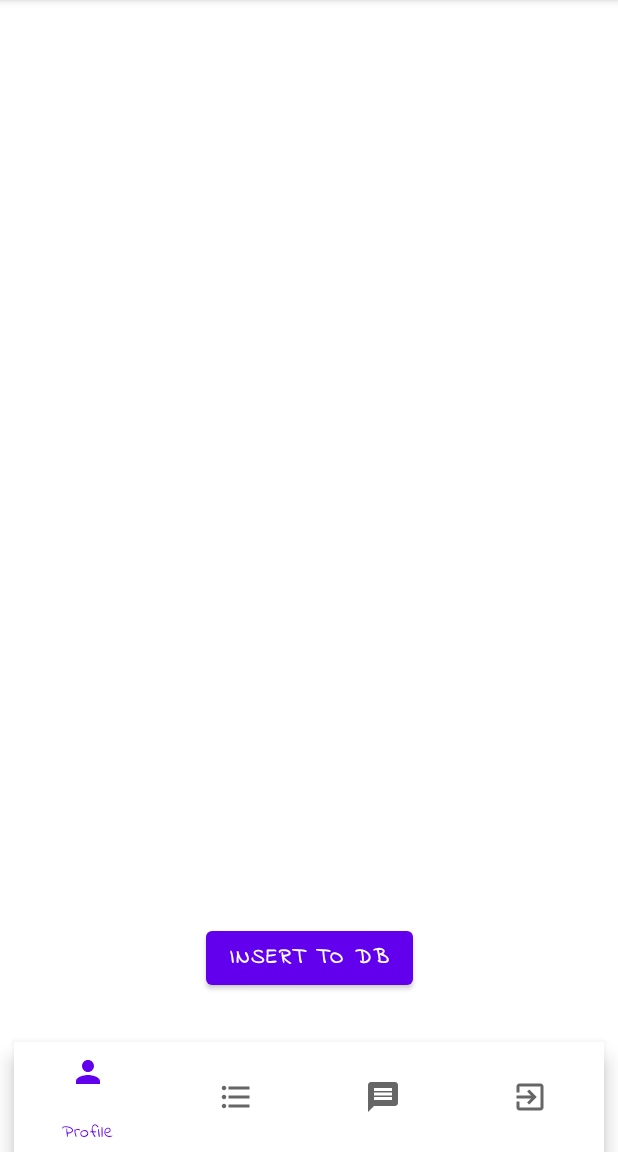
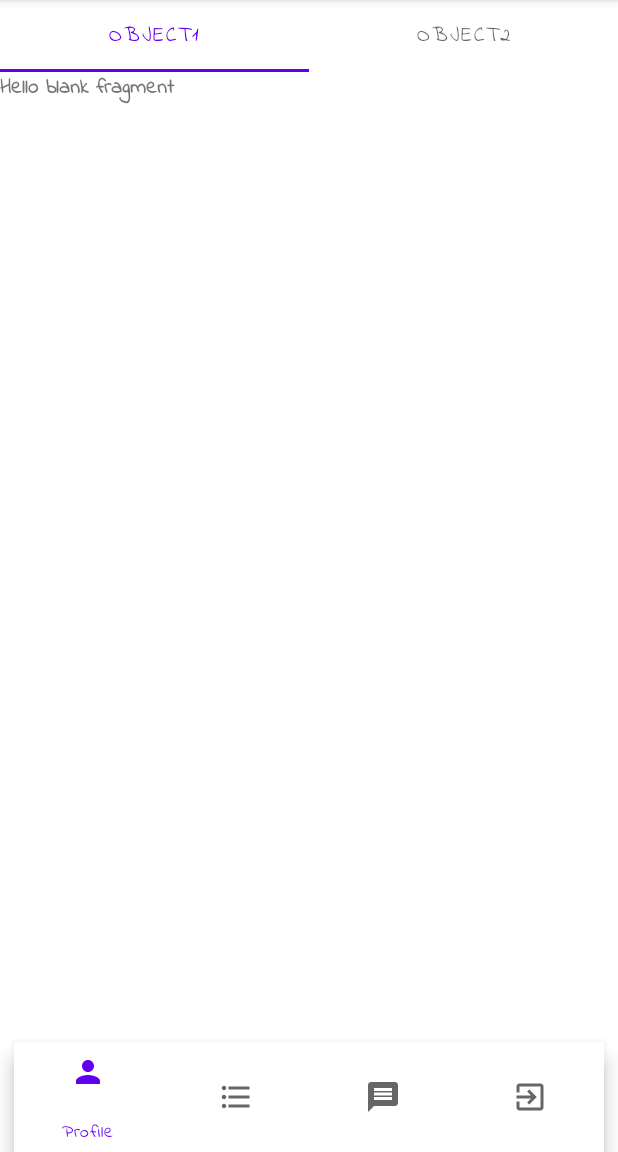
Before and after one commit to MuskoM/MeetAndPlay, an Android app: the fragment MessengerFragment placed in its activity, on a phone screen of 412 x 824 dp, the part 84-1236 px from its top. Run offline under Robolectric (Android 15) with nearby library versions, the light colour scheme and no system bars; our stand-ins replace Firebase (no records; nobody signed in at launch, a user with empty details on screens opened directly), Volley; pictures from the network do not load.

Commit message:
Working on MessengerFragment, 2 Child Fragments created

```diff
--- a/app/build.gradle
+++ b/app/build.gradle
@@ -39,6 +39,7 @@ dependencies {
 
     //material
     implementation 'com.google.android.material:material'
+    implementation 'androidx.viewpager2:viewpager2:1.0.0'
 
     //lombok
     compileOnly 'org.projectlombok:lombok:1.18.16'
--- a/app/src/main/java/com/nvi0/pb/meetandplay/Fragments/MessengerFragment.java
+++ /dev/null
@@ -1,85 +0,0 @@
-package com.nvi0.pb.meetandplay.Fragments;
-
-import android.os.Bundle;
-
-import androidx.annotation.NonNull;
-import androidx.annotation.Nullable;
-import androidx.fragment.app.Fragment;
-
-import android.util.Log;
-import android.view.LayoutInflater;
-import android.view.View;
-import android.view.ViewGroup;
-import android.widget.Button;
-import android.widget.TextView;
-
-import com.google.firebase.database.DataSnapshot;
-import com.google.firebase.database.DatabaseError;
-import com.google.firebase.database.DatabaseReference;
-import com.google.firebase.database.FirebaseDatabase;
-import com.google.firebase.database.ValueEventListener;
-import com.nvi0.pb.meetandplay.R;
-import com.nvi0.pb.meetandplay.Utils.BoardGamesAtlas;
-
-import org.json.JSONArray;
-
-
-public class MessengerFragment extends Fragment {
-
-    private static final String TAG = "MessengerFragment";
-    DatabaseReference messagesDbReference = FirebaseDatabase.getInstance().getReference("message");
-
-    TextView txt_view;
-    Button insert_btn;
-    BoardGamesAtlas boardGamesAtlas;
-
-    public MessengerFragment() {
-        // Required empty public constructor
-    }
-
-
-    @Override
-    public void onCreate(Bundle savedInstanceState) {
-        super.onCreate(savedInstanceState);
-
-    }
-
-    @Override
-    public View onCreateView(LayoutInflater inflater, ViewGroup container,
-                             Bundle savedInstanceState) {
-        // Inflate the layout for this fragment
-        return inflater.inflate(R.layout.fragment_messenger, container, false);
-    }
-
-    @Override
-    public void onViewCreated(@NonNull View view, @Nullable Bundle savedInstanceState) {
-        super.onViewCreated(view, savedInstanceState);
-
-        txt_view = view.findViewById(R.id.text_text);
-        insert_btn = view.findViewById(R.id.insert_to_db);
-
-        insert_btn.setOnClickListener(new View.OnClickListener() {
-            @Override
-            public void onClick(View v) {
-                messagesDbReference.setValue("Sample child");
-            }
-        });
-
-        messagesDbReference.addValueEventListener(new ValueEventListener() {
-            @Override
-            public void onDataChange(@NonNull DataSnapshot snapshot) {
-
-                String message = snapshot.getValue(String.class);
-                txt_view.setText(message);
-
-            }
-
-            @Override
-            public void onCancelled(@NonNull DatabaseError error) {
-
-
-
-            }
-        });
-    }
-}
--- /dev/null
+++ b/app/src/main/java/com/nvi0/pb/meetandplay/Fragments/messsenger/MessengerConvosFragment.java
@@ -0,0 +1,42 @@
+package com.nvi0.pb.meetandplay.Fragments.messsenger;
+
+import android.os.Bundle;
+
+import androidx.fragment.app.Fragment;
+
+import android.view.LayoutInflater;
+import android.view.View;
+import android.view.ViewGroup;
+
+import com.nvi0.pb.meetandplay.R;
+
+/**
+ * A simple {@link Fragment} subclass.
+ * Use the {@link MessengerConvosFragment#newInstance} factory method to
+ * create an instance of this fragment.
+ */
+public class MessengerConvosFragment extends Fragment {
+
+
+    public MessengerConvosFragment() {
+        // Required empty public constructor
+    }
+
+    public static MessengerConvosFragment newInstance() {
+        MessengerConvosFragment fragment = new MessengerConvosFragment();
+        return fragment;
+    }
+
+    @Override
+    public void onCreate(Bundle savedInstanceState) {
+        super.onCreate(savedInstanceState);
+
+    }
+
+    @Override
+    public View onCreateView(LayoutInflater inflater, ViewGroup container,
+                             Bundle savedInstanceState) {
+        // Inflate the layout for this fragment
+        return inflater.inflate(R.layout.fragment_messenger_convos, container, false);
+    }
+}
--- /dev/null
+++ b/app/src/main/java/com/nvi0/pb/meetandplay/Fragments/messsenger/MessengerFragment.java
@@ -0,0 +1,98 @@
+package com.nvi0.pb.meetandplay.Fragments.messsenger;
+
+import android.os.Bundle;
+
+import androidx.annotation.NonNull;
+import androidx.annotation.Nullable;
+import androidx.fragment.app.Fragment;
+import androidx.fragment.app.FragmentManager;
+import androidx.fragment.app.FragmentStatePagerAdapter;
+import androidx.viewpager.widget.ViewPager;
+import androidx.viewpager2.adapter.FragmentStateAdapter;
+import androidx.viewpager2.widget.ViewPager2;
+
+import android.view.LayoutInflater;
+import android.view.View;
+import android.view.ViewGroup;
+import android.widget.Button;
+import android.widget.TextView;
+
+import com.google.android.material.appbar.AppBarLayout;
+import com.google.android.material.tabs.TabLayout;
+import com.google.android.material.tabs.TabLayoutMediator;
+import com.google.firebase.database.DataSnapshot;
+import com.google.firebase.database.DatabaseError;
+import com.google.firebase.database.DatabaseReference;
+import com.google.firebase.database.FirebaseDatabase;
+import com.google.firebase.database.ValueEventListener;
+import com.nvi0.pb.meetandplay.R;
+import com.nvi0.pb.meetandplay.Utils.BoardGamesAtlas;
+
+import java.util.ArrayList;
+import java.util.List;
+
+
+public class MessengerFragment extends Fragment {
+
+    private static final String TAG = "MessengerFragment";
+    DatabaseReference messagesDbReference = FirebaseDatabase.getInstance().getReference("message");
+
+    //Elements
+    TabLayout messengerTabLayout;
+    ViewPager2 viewPager;
+    MessengerFragmentAdapter messengerFragmentAdapter;
+
+    @Override
+    public View onCreateView(LayoutInflater inflater, ViewGroup container,
+                             Bundle savedInstanceState) {
+        // Inflate the layout for this fragment
+        return inflater.inflate(R.layout.fragment_messenger, container, false);
+    }
+
+    @Override
+    public void onViewCreated(@NonNull View view, @Nullable Bundle savedInstanceState) {
+        super.onViewCreated(view, savedInstanceState);
+        messengerFragmentAdapter = new MessengerFragmentAdapter(this);
+        viewPager = view.findViewById(R.id.messenger_pager);
+        viewPager.setAdapter(messengerFragmentAdapter);
+
+        messengerTabLayout = view.findViewById(R.id.messenger_pager_tab_layout);
+        new TabLayoutMediator(messengerTabLayout,viewPager,
+                (tab, position) -> tab.setText("OBJECT" + (position +1))).attach();
+
+    }
+
+    public class MessengerFragmentAdapter extends FragmentStateAdapter{
+
+        public MessengerFragmentAdapter(Fragment fragment){
+            super(fragment);
+        }
+
+        @NonNull
+        @Override
+        public Fragment createFragment(int position) {
+            Fragment fragment = new MessengerFriendsFragment();
+            Bundle args = new Bundle();
+            args.putInt(MessengerFriendsFragment.ARG_OBJECT,position+1);
+            fragment.setArguments(args);
+            return fragment;
+        }
+
+        @Override
+        public int getItemCount() {
+            return 2;
+        }
+
+
+
+    }
+
+    @Override
+    public void onCreate(Bundle savedInstanceState) {
+        super.onCreate(savedInstanceState);
+
+    }
+
+
+
+}
--- /dev/null
+++ b/app/src/main/java/com/nvi0/pb/meetandplay/Fragments/messsenger/MessengerFriendsFragment.java
@@ -0,0 +1,34 @@
+package com.nvi0.pb.meetandplay.Fragments.messsenger;
+
+import android.os.Bundle;
+
+import androidx.fragment.app.Fragment;
+
+import android.view.LayoutInflater;
+import android.view.View;
+import android.view.ViewGroup;
+
+import com.nvi0.pb.meetandplay.R;
+
+
+public class MessengerFriendsFragment extends Fragment {
+
+    public static final String ARG_OBJECT = "pablo";
+
+    public MessengerFriendsFragment() {
+        // Required empty public constructor
+    }
+
+    @Override
+    public void onCreate(Bundle savedInstanceState) {
+        super.onCreate(savedInstanceState);
+
+    }
+
+    @Override
+    public View onCreateView(LayoutInflater inflater, ViewGroup container,
+                             Bundle savedInstanceState) {
+        // Inflate the layout for this fragment
+        return inflater.inflate(R.layout.fragment_messenger_friends, container, false);
+    }
+}
--- a/app/src/main/java/com/nvi0/pb/meetandplay/MainActivity.java
+++ b/app/src/main/java/com/nvi0/pb/meetandplay/MainActivity.java
@@ -7,17 +7,14 @@ import android.content.Intent;
 import android.content.SharedPreferences;
 import android.os.Bundle;
 import android.util.Log;
-import android.view.Menu;
-import android.view.MenuInflater;
 import android.view.MenuItem;
-import android.widget.Toast;
 
 import com.android.volley.RequestQueue;
 import com.android.volley.toolbox.Volley;
 import com.google.android.material.bottomnavigation.BottomNavigationView;
 import com.google.firebase.auth.FirebaseAuth;
 import com.nvi0.pb.meetandplay.Fragments.GamesListFragment;
-import com.nvi0.pb.meetandplay.Fragments.MessengerFragment;
+import com.nvi0.pb.meetandplay.Fragments.messsenger.MessengerFragment;
 import com.nvi0.pb.meetandplay.Fragments.UserProfile.UserProfileFragment;
 
 
--- a/app/src/main/res/layout/fragment_messenger.xml
+++ b/app/src/main/res/layout/fragment_messenger.xml
@@ -1,31 +1,25 @@
 <?xml version="1.0" encoding="utf-8"?>
-<androidx.constraintlayout.widget.ConstraintLayout xmlns:android="http://schemas.android.com/apk/res/android"
+<LinearLayout xmlns:android="http://schemas.android.com/apk/res/android"
     xmlns:app="http://schemas.android.com/apk/res-auto"
+    android:orientation="vertical"
     xmlns:tools="http://schemas.android.com/tools"
     android:id="@+id/frameLayout"
     android:layout_width="match_parent"
     android:layout_height="match_parent"
-    tools:context=".Fragments.MessengerFragment">
+    tools:context=".Fragments.messsenger.MessengerFragment">
 
-    <!-- TODO: Update blank fragment layout -->
-    <TextView
-        android:id="@+id/text_text"
-        android:layout_width="wrap_content"
-        android:layout_height="wrap_content"
-        android:text="@string/hello_blank_fragment"
-        app:layout_constraintBottom_toTopOf="@+id/insert_to_db"
-        app:layout_constraintEnd_toEndOf="parent"
-        app:layout_constraintStart_toStartOf="parent"
-        app:layout_constraintTop_toTopOf="parent" />
+    <com.google.android.material.tabs.TabLayout
+        android:id="@+id/messenger_pager_tab_layout"
+        android:layout_width="match_parent"
+        android:layout_height="wrap_content" />
 
-    <Button
-        android:id="@+id/insert_to_db"
-        android:layout_width="wrap_content"
-        android:layout_height="wrap_content"
-        android:layout_marginBottom="32dp"
-        android:text="Insert To DB"
-        app:layout_constraintBottom_toBottomOf="parent"
-        app:layout_constraintEnd_toEndOf="parent"
-        app:layout_constraintStart_toStartOf="parent" />
+    <androidx.viewpager2.widget.ViewPager2
+        android:id="@+id/messenger_pager"
+        android:layout_width="match_parent"
+        android:layout_height="match_parent"
+        app:layout_constraintTop_toBottomOf="@+id/messenger_pager_tab_layout"
+        tools:layout_editor_absoluteX="0dp">
 
-</androidx.constraintlayout.widget.ConstraintLayout>
+    </androidx.viewpager2.widget.ViewPager2>
+
+</LinearLayout>
--- /dev/null
+++ b/app/src/main/res/layout/fragment_messenger_convos.xml
@@ -0,0 +1,14 @@
+<?xml version="1.0" encoding="utf-8"?>
+<FrameLayout xmlns:android="http://schemas.android.com/apk/res/android"
+    xmlns:tools="http://schemas.android.com/tools"
+    android:layout_width="match_parent"
+    android:layout_height="match_parent"
+    tools:context=".Fragments.messsenger.MessengerConvosFragment">
+
+    <!-- TODO: Update blank fragment layout -->
+    <TextView
+        android:layout_width="match_parent"
+        android:layout_height="match_parent"
+        android:text="@string/hello_blank_fragment" />
+
+</FrameLayout>
--- /dev/null
+++ b/app/src/main/res/layout/fragment_messenger_friends.xml
@@ -0,0 +1,14 @@
+<?xml version="1.0" encoding="utf-8"?>
+<FrameLayout xmlns:android="http://schemas.android.com/apk/res/android"
+    xmlns:tools="http://schemas.android.com/tools"
+    android:layout_width="match_parent"
+    android:layout_height="match_parent"
+    tools:context=".Fragments.messsenger.MessengerFriendsFragment">
+
+    <!-- TODO: Update blank fragment layout -->
+    <TextView
+        android:layout_width="match_parent"
+        android:layout_height="match_parent"
+        android:text="@string/hello_blank_fragment" />
+
+</FrameLayout>
```
